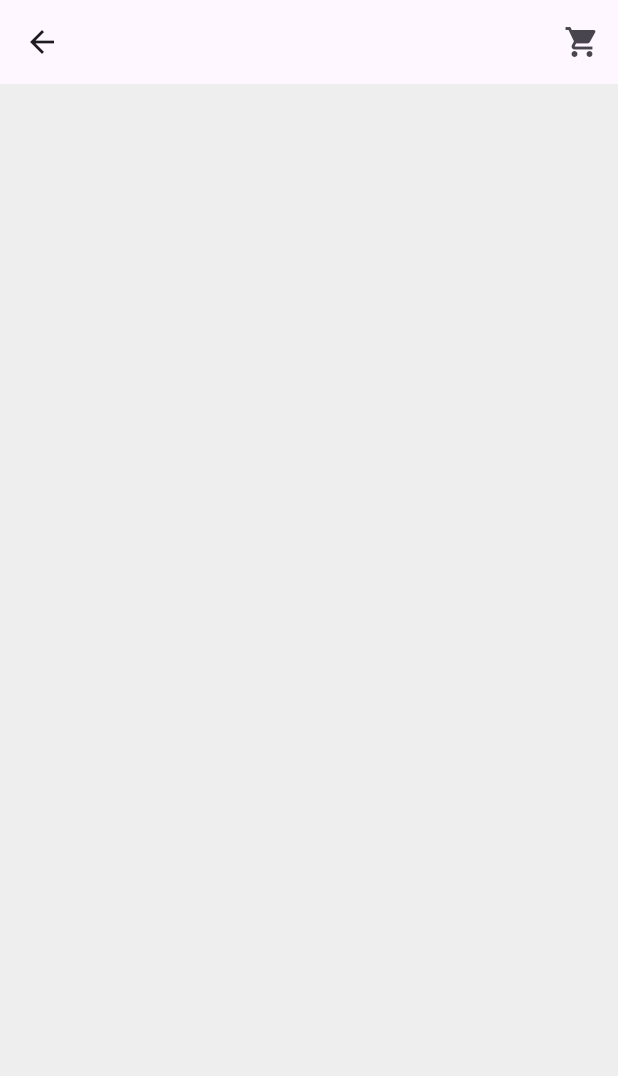
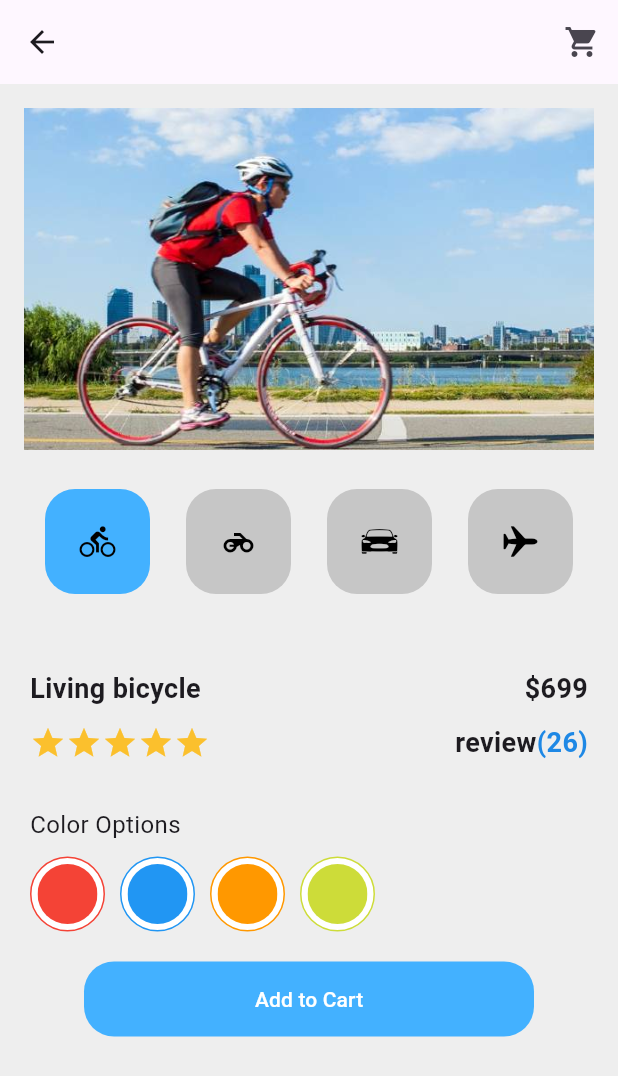
Before and after one commit to itjuh/FED-Flutter-AJH, a Flutter app: the screen it shows after launch, on a phone screen of 412 x 824 dp. Shown: the top 1076 px of the screen. Run offline on Flutter 3.47's test engine with Material 3 defaults, Android fonts, the phone set to English and light mode, and no system bars; our stand-ins replace flutter_svg.

Commit message:
stack,cupertinodialog

```diff
--- /dev/null
+++ b/00.플러터교육/24_01_16_116_16DAY.txt
@@ -0,0 +1,8 @@
+cart_app만들기
+0. app폴더 생성 / assets 저장 / yaml파일 세팅
+1. theme적용
+2. statefulWidget 제작
+3. stack위젯
+큐 처럼 fifo 구조로 되어있음
+Container 위젯 Positioned 위젯을 쓰면 positioned는 absolute와 비슷함
+4. CupertinoDialog
--- /dev/null
+++ b/03.플러터PJ/app_05_cart/lib/components/cart_detail.dart
@@ -0,0 +1,331 @@
+// 카트 페이지 상세구성 클래스
+// 버튼 클릭 시 변경되는 변수 값에 따라
+// 이미지와 정보 표시가 업데이트 되는 상태변경 위젯
+// statefulWidget으로 구성 -stf
+import 'package:app_05_cart/constants.dart';
+import 'package:flutter/cupertino.dart';
+import 'package:flutter/material.dart';
+
+class CartDetail extends StatefulWidget {
+  const CartDetail({Key? key}) : super(key: key);
+
+  // 상태관리가 반영되게 하기위한 재정의(클래스 연결)
+  @override
+  State<CartDetail> createState() => _CartDetailState();
+} // main _CartDetailState //
+
+// 상태관리에서 변경부분 반영을 위한 build메서드를 분리하여
+// 반영하는 서브클래스
+class _CartDetailState extends State<CartDetail> {
+  // 이 클래스 내부에서 선언하여 사용하는 변수의 값이 변경되면 이 변수를 사용하는 위젯이 자동업데이트 된다
+  int sequenceNumber = 0;
+  // 이미지 리스트
+  List<String> selectedPic = [
+    "assets/p1.jpeg",
+    "assets/p2.jpeg",
+    "assets/p3.jpeg",
+    "assets/p4.jpeg",
+  ];
+  // 상품명 리스트
+  List<String> selectedTit = [
+    "Living bicycle",
+    "Honda motorcycle",
+    "Tesla Model3",
+    "Cessna 150",
+  ];
+  // 상품가격 리스트 [가격, 조회수, 별수]
+  Map<String, List> selectedPrice = {
+    "Living bicycle": [699, 26, 5],
+    "Honda motorcycle": [1700, 35, 3],
+    "Tesla Model3": [7800, 98, 4],
+    "Cessna 150": [12400, 75, 5],
+  };
+  // 상품 옵션색상
+  Map<String, List> selectedOption = {
+    "Living bicycle": [Colors.red, Colors.blue, Colors.orange, Colors.lime],
+    "Honda motorcycle": [Colors.teal.shade700, Colors.grey, Colors.white],
+    "Tesla Model3": [Colors.black, Colors.grey],
+    "Cessna 150": [
+      Colors.teal.shade700,
+      Colors.blueGrey,
+      Colors.greenAccent.shade700,
+      Colors.orangeAccent.shade700
+    ],
+  };
+
+  @override
+  Widget build(BuildContext context) {
+    return Column(
+      children: [
+        // 1. 상품이미지 : _buildPicture()
+        _buildPicture(),
+        // 2. 선택버튼 : _buildSelector() -> _buildSelectButton()
+        _buildSelector(),
+        // 3. 상품정보 : _buildGoodsInfo()
+        // 상품명+상품가격+별점+리뷰수+색상옵션+버튼
+        _buildGoodsInfo(),
+      ],
+    );
+  }
+
+// 1. 상품이미지 생성 메서드 : _buildPicture()
+  Widget _buildPicture() {
+    return Padding(
+      padding: const EdgeInsets.all(16.0),
+      child: AspectRatio(
+        aspectRatio: 5 / 3,
+        child: Image.asset(
+          // 위에 세팅 된 이미지를 호출
+          // List형 변수의 순번으로 상태변경클래스 내부의 변수를 사용하여
+          // 이 변수가 업데이트 되면 이미지도 변경 됨
+          selectedPic[sequenceNumber],
+          fit: BoxFit.cover,
+        ),
+      ),
+    );
+  } // _buildPicture 메서드 //
+
+// 2. 선택버튼 생성 메서드 : _buildSelector()
+// -> _buildSelector()
+  Widget _buildSelector() {
+    return Padding(
+      padding: const EdgeInsets.only(
+        left: 30,
+        right: 30,
+        top: 10,
+        bottom: 30,
+      ),
+      child: Row(
+        // 진행방향 균일분할
+        mainAxisAlignment: MainAxisAlignment.spaceBetween,
+        children: [
+          // 버튼 4개 생성하기
+          _buildSelectButton(0, Icons.directions_bike),
+          _buildSelectButton(1, Icons.motorcycle),
+          _buildSelectButton(2, CupertinoIcons.car_detailed),
+          _buildSelectButton(3, CupertinoIcons.airplane),
+        ],
+      ),
+    );
+  } // _buildSelector() 메서드 //
+
+// 3. 선택버튼 만들기 메서드 : _buildSelectButton()
+  Widget _buildSelectButton(int seq, IconData mIcon) {
+    // seq : 변경순번, mIcon 버튼 아이콘
+    return Container(
+      width: 70,
+      height: 70,
+      decoration: BoxDecoration(
+        // 버튼 배경색은 선택된 것과 일반적인 것으로 구분
+        // 현재버튼과 선택버튼이 일치 시 엑센트 색 넣기
+        color: seq == sequenceNumber ? kAccentColor : kSecondaryColor,
+        borderRadius: BorderRadius.circular(20.0),
+      ),
+      child: IconButton(
+        icon: Icon(
+          mIcon,
+          color: Colors.black,
+        ),
+        onPressed: () {
+          // 버튼 클릭 시 sequenceNumber update -> 변수 사용하는 모든 위젯이 업데이트 됨
+          // state 업데이트 하는 방법 : setState((){업데이트코드})
+          setState(() {
+            sequenceNumber = seq;
+          });
+        },
+      ),
+    );
+  } // _buildSelectButton 메서드 //
+
+// 4. 상품정보 만들기 메서드 : _buildGoodsInfo() (상품명+상품가격)+(별점+리뷰수)+색상옵션+버튼
+  Widget _buildGoodsInfo() {
+    return Padding(
+      padding: const EdgeInsets.all(20.0),
+      child: Column(
+        // 진행방향의 수직축(crossAxis)의 시작부분부터 정렬
+        crossAxisAlignment: CrossAxisAlignment.start,
+        children: [
+          // 1. 상품명+상품가 : _buildNameNPrice()
+          _buildNameNPrice(),
+          // 2. 별점 + 리뷰수 : _buildStarNReview()
+          _buildStarNReview(),
+          // 3. 색상옵션 : _buildColorOption()
+          _buildColorOption(),
+          // 4. 버튼 : _buildButton()
+          _buildButton(),
+        ],
+      ),
+    );
+  } // _buildGoodsInfo 메서드 //
+
+  // 1. 상품명 + 상품가 : _buildNameNPrice()
+  Widget _buildNameNPrice() {
+    return Padding(
+      padding: const EdgeInsets.only(bottom: 10.0),
+      child: Row(
+        // 양쪽 끝 정렬
+        mainAxisAlignment: MainAxisAlignment.spaceBetween,
+        children: [
+          // 상품명
+          Text(
+            selectedTit[sequenceNumber],
+            style: TextStyle(fontSize: 18.0, fontWeight: FontWeight.bold),
+          ),
+          // 상품가
+          Text(
+            '\$${selectedPrice[selectedTit[sequenceNumber]]?[0]}',
+            style: TextStyle(fontSize: 18.0, fontWeight: FontWeight.bold),
+          ),
+        ],
+      ),
+    );
+  }
+
+  // 2. 별점 + 리뷰수 : _buildStarNReview()
+  Widget _buildStarNReview() {
+    return Padding(
+      padding: const EdgeInsets.only(bottom: 30.0),
+      child: Row(
+        children: [
+          // 별점 for 반복문으로
+          for (int i = 0;
+              i < selectedPrice[selectedTit[sequenceNumber]]?[2];
+              i++)
+            Icon(
+              Icons.star,
+              color: Colors.yellow.shade700,
+            ),
+          Spacer(),
+          // 리뷰수
+          Text(
+            'review',
+            style: TextStyle(fontSize: 18.0, fontWeight: FontWeight.bold),
+          ),
+          Text(
+            // $는 특수문자라 역슬래쉬로 사용
+            '(${selectedPrice[selectedTit[sequenceNumber]]?[1]})',
+            style: TextStyle(
+                fontSize: 18.0,
+                fontWeight: FontWeight.bold,
+                color: Colors.blue.shade600),
+          ),
+        ],
+      ),
+    );
+  }
+
+  // 3. 색상옵션 : _buildColorOption()
+  Widget _buildColorOption() {
+    // 선택 색상정보 변수에 담기
+    dynamic seletedColor = selectedOption[selectedTit[sequenceNumber]];
+    return Padding(
+      padding: const EdgeInsets.only(bottom: 20.0),
+      child: Column(
+        crossAxisAlignment: CrossAxisAlignment.start,
+        children: [
+          Text(
+            'Color Options',
+            style: TextStyle(
+              fontSize: 16.0,
+            ),
+          ),
+          SizedBox(
+            height: 10,
+          ),
+          Row(
+            children: [
+              for (int i = 0; i < seletedColor.length; i++)
+                _buildColor(seletedColor[i]),
+            ],
+          )
+        ],
+      ),
+    );
+  }
+
+  // 색상위젯
+  Widget _buildColor(Color mColor) {
+    return Padding(
+      padding: const EdgeInsets.only(right: 10),
+      // 5. Stack의 첫 번째 Container 위젯위에 Positioned 위젯이 올라가는 형태
+      // Stack은 아래로부터 위로 겹쳐져서 쌓이는 형태를 말함
+      // 내부에 겹처질 위젯은 Positioned() left, top값을 가진다. 위치이동 사용가능
+      child: Stack(
+        children: [
+          Container(
+            width: 50,
+            height: 50,
+            // 둥근디자인
+            decoration: BoxDecoration(
+              color: Colors.white,
+              border: Border.all(
+                color: mColor == Colors.white ? Colors.black26 : mColor,
+              ),
+              shape: BoxShape.circle,
+            ),
+          ),
+          // 겹쳐질 위젯
+          Positioned(
+            left: 5,
+            top: 5,
+            // 둥근디자인 ClipOval
+            child: ClipOval(
+              child: Container(
+                color: mColor,
+                width: 40,
+                height: 40,
+              ),
+            ),
+          )
+        ],
+      ),
+    );
+  }
+
+  // 4. 버튼 : _buildButton()
+  Widget _buildButton() {
+    return Align(
+      child: TextButton(
+        onPressed: () {
+          // 장바구니 담기 확인창
+          // 쿠퍼티노 다이얼로그
+          showCupertinoDialog(
+            context: context,
+            builder: (context) => CupertinoAlertDialog(
+              // 대화창 메세지
+              title: Text('장바구니에 담았습니다'),
+              // 팝업창 버튼 터치 시 동작액션 : 닫기
+              actions: [
+                // 쿠퍼티노 액션 담당 클래스 생성자 함수
+                CupertinoDialogAction(
+                  onPressed: () {
+                    // pop()으로 context를 보내면 현재 뜬 대화창이 닫힌다.
+                    Navigator.pop(context);
+                  },
+                  // 대화창 구성 버튼
+                  child: Text('확인',style: TextStyle(color:Colors.blue),),
+                ),
+              ],
+            ),
+          );
+        },
+        style: TextButton.styleFrom(
+          backgroundColor: kAccentColor,
+          minimumSize: Size(
+            300,
+            50,
+          ),
+          shape: RoundedRectangleBorder(
+            borderRadius: BorderRadius.circular(20.0),
+          ),
+        ),
+        child: Text(
+          'Add to Cart',
+          style: TextStyle(
+            color: Colors.white,
+          ),
+        ),
+      ),
+    );
+  }
+} // _CartDetailState class //
--- a/03.플러터PJ/app_05_cart/lib/main.dart
+++ b/03.플러터PJ/app_05_cart/lib/main.dart
@@ -1,3 +1,4 @@
+import 'package:app_05_cart/components/cart_detail.dart';
 import 'package:app_05_cart/theme.dart';
 import 'package:flutter/material.dart';
 
@@ -33,8 +34,10 @@ class CartPage extends StatelessWidget {
       // 1. 앱바
       appBar: _buildCartAppBar(),
       // 2. 본문 바디
-      body: Column(
-        children: [],
+      body: ListView(
+        children: [
+          CartDetail(),
+        ],
       ),
     );
   }
```
